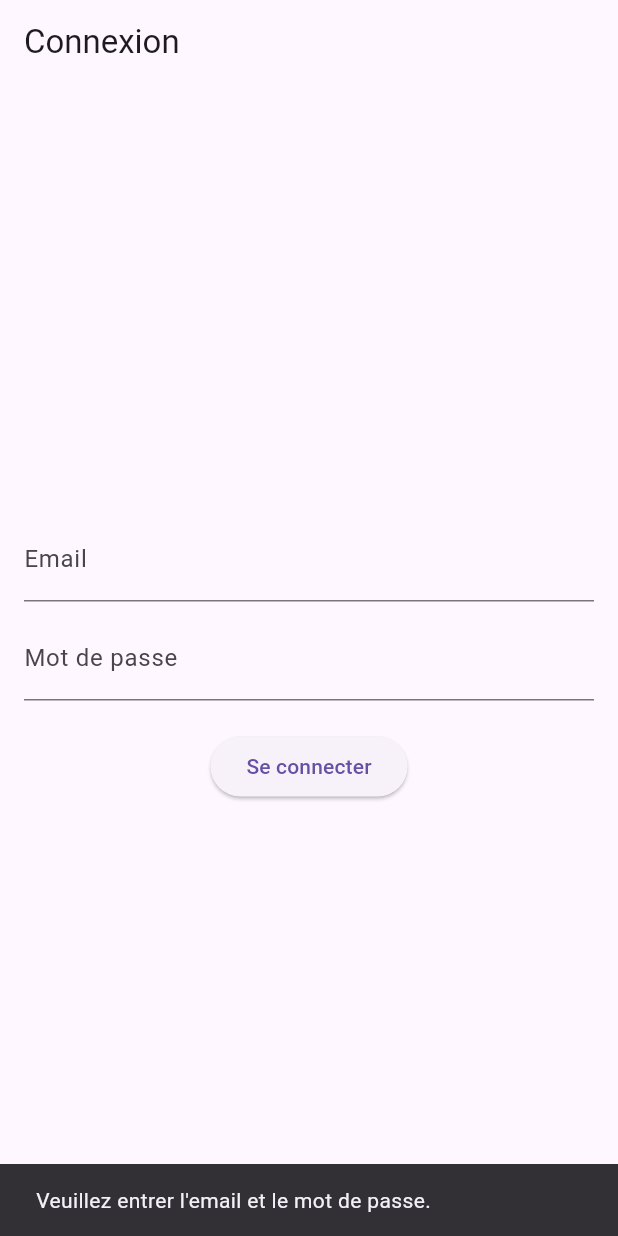
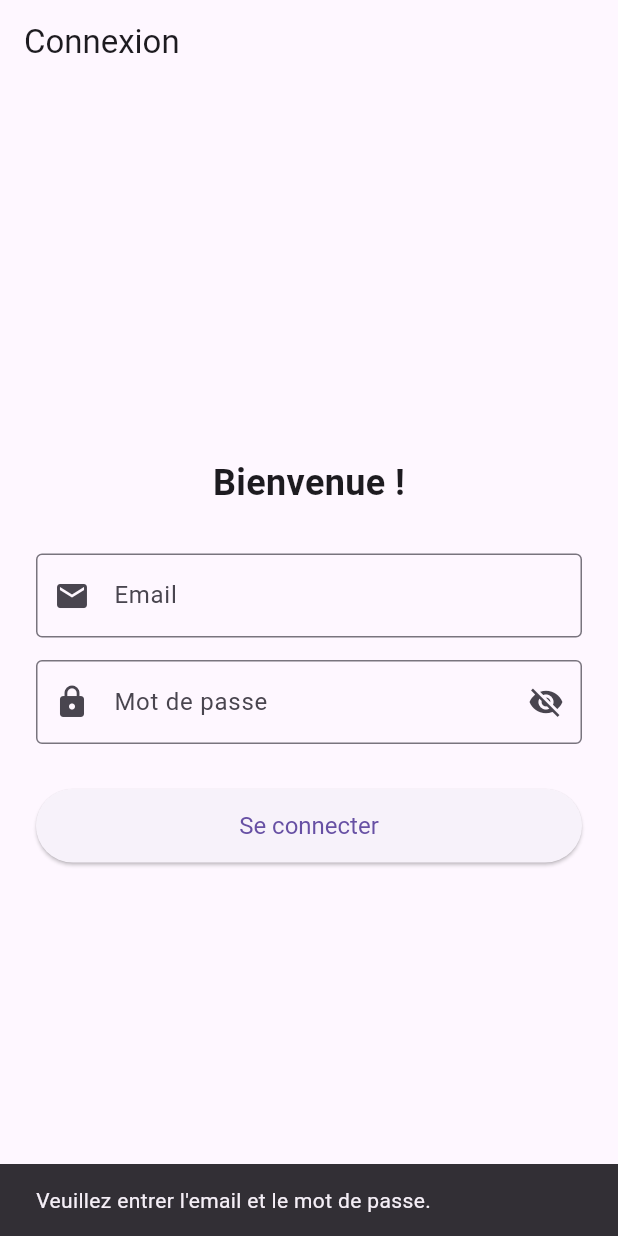
Before and after one commit to Xyrtiel/Application_Flutter_Test, a Flutter app: the screen it shows after launch, after a tap on "Se connecter", on a phone screen of 412 x 824 dp. Run offline on Flutter 3.47's test engine with Material 3 defaults, Android fonts, the phone set to English and light mode, and no system bars; our stand-ins replace firebase_auth, firebase_core, flutter_local_notifications, table_calendar, timezone; missing offline and left inert: firebase_app_check; accounts and stored records are empty.

```diff
--- a/lib/auth/login.dart
+++ b/lib/auth/login.dart
@@ -4,13 +4,14 @@ import 'dart:async';
 import 'package:flutter/material.dart';
 import 'package:flutter/services.dart';
 import 'package:flutter_application_test/pigeon_api.dart';
+import '../screens/homepage.dart'; // <--- AJOUTÉ : Importation de Homepage
 
 // Le State reste associé au StatefulWidget
-class _LoginState extends State<LoginScreen> { // <--- MODIFIÉ ICI
-  // ... (le reste du code de _LoginState reste identique) ...
+class _LoginState extends State<LoginScreen> {
   final TextEditingController _emailController = TextEditingController();
   final TextEditingController _passwordController = TextEditingController();
   bool _isLoading = false;
+  bool _obscurePassword = true; // <--- AJOUTÉ : Pour masquer/afficher le mdp
   final HostApi _hostApi = HostApi();
 
   @override
@@ -40,6 +41,7 @@ class _LoginState extends State<LoginScreen> { // <--- MODIFIÉ ICI
       return;
     }
 
+    // Vérifie 'mounted' avant setState pour éviter les erreurs si le widget est retiré pendant une opération
     if (mounted) {
       setState(() {
         _isLoading = true;
@@ -54,13 +56,14 @@ class _LoginState extends State<LoginScreen> { // <--- MODIFIÉ ICI
       print('>>> Pigeon Result Value: $result');
       PigeonUserDetails? userDetails;
 
+      // --- Logique de décodage du résultat Pigeon (inchangée) ---
       if (result is PigeonUserDetails) {
         userDetails = result;
         print('>>> Direct UserDetails received.');
-        }
-        else if (result is List) {
+      } else if (result is List) {
         if (result.isNotEmpty && result[0] != null) {
           try {
+            // Assumant que PigeonUserDetails.decode existe et fonctionne comme prévu
             userDetails = PigeonUserDetails.decode(result[0]!);
             print('>>> Decoded UserDetails from List[0].');
           } catch (decodeError, stackTrace) {
@@ -72,27 +75,39 @@ class _LoginState extends State<LoginScreen> { // <--- MODIFIÉ ICI
           print('>>> Pigeon result List was empty or first element was null.');
           _showError('Erreur lors de la connexion: réponse invalide reçue.');
         }
-        }
-        else if (result == null) {
+      } else if (result == null) {
         print('>>> Pigeon returned null.');
         _showError('Email ou mot de passe incorrect.');
-        }
-        else {
+      } else {
         print('>>> Unexpected Pigeon result format: ${result.runtimeType}');
         _showError('Erreur lors de la connexion: format de réponse inattendu.');
       }
+      // --- Fin de la logique de décodage ---
 
+
+      // --- NAVIGATION SI SUCCÈS ---
       if (userDetails != null) {
         print('>>> Connexion réussie! UID: ${userDetails.uid}, Email: ${userDetails.email}');
+        // Vérifie si le widget est toujours monté AVANT de naviguer
+        if (mounted) {
+          Navigator.of(context).pushReplacement( // Remplace l'écran actuel
+            MaterialPageRoute(builder: (context) => const Homepage()),
+          );
         }
+      }
+      // --- FIN NAVIGATION ---
 
     } on PlatformException catch (e, s) {
       print('>>> PlatformException during signIn call: ${e.code} - ${e.message}');
       print('>>> Stacktrace: $s');
       String errorMessage = e.message ?? 'Une erreur de plateforme est survenue.';
-        if (e.code == 'firebase_auth/invalid-credential' || e.code.contains('ERROR_WRONG_PASSWORD') || e.code.contains('ERROR_USER_NOT_FOUND')) {
+      // Amélioration de la gestion des erreurs communes de Firebase Auth via PlatformException
+      if (e.code == 'firebase_auth/invalid-credential' ||
+          e.code.contains('ERROR_WRONG_PASSWORD') ||
+          e.code.contains('ERROR_USER_NOT_FOUND') ||
+          e.code.contains('invalid-credential')) { // Code plus générique parfois utilisé
         errorMessage = 'Email ou mot de passe incorrect.';
-        } else if (e.code.contains('network-error')) {
+      } else if (e.code.contains('network-error') || e.code.contains('network_error')) {
         errorMessage = 'Erreur réseau. Vérifiez votre connexion.';
       }
       _showError(errorMessage);
@@ -103,6 +118,7 @@ class _LoginState extends State<LoginScreen> { // <--- MODIFIÉ ICI
       _showError('Une erreur inattendue est survenue: $e');
 
     } finally {
+      // Vérifie 'mounted' avant setState
       if (mounted) {
         setState(() {
           _isLoading = false;
@@ -117,30 +133,67 @@ class _LoginState extends State<LoginScreen> { // <--- MODIFIÉ ICI
     print('=== BUILD LOGIN ===');
     return Scaffold(
       appBar: AppBar(title: const Text('Connexion')),
-        body: Padding(
-          padding: const EdgeInsets.all(16.0),
+      body: Center( // Centre le contenu verticalement et horizontalement
+        child: SingleChildScrollView( // Permet le défilement si le clavier masque les champs
+           padding: const EdgeInsets.all(24.0), // Augmente un peu le padding
            child: Column(
             mainAxisAlignment: MainAxisAlignment.center,
+            crossAxisAlignment: CrossAxisAlignment.stretch, // Étire les éléments enfants horizontalement
             children: [
+              const Text( // Ajout d'un titre
+                'Bienvenue !',
+                style: TextStyle(fontSize: 24, fontWeight: FontWeight.bold),
+                textAlign: TextAlign.center,
+              ),
+              const SizedBox(height: 30),
               TextField(
                 controller: _emailController,
-                decoration: const InputDecoration(labelText: 'Email'),
+                decoration: const InputDecoration(
+                  labelText: 'Email',
+                  prefixIcon: Icon(Icons.email), // Ajout d'une icône
+                  border: OutlineInputBorder(),
+                ),
                 keyboardType: TextInputType.emailAddress,
               ),
-              const SizedBox(height: 10),
+              const SizedBox(height: 15),
               TextField(
                 controller: _passwordController,
-                decoration: const InputDecoration(labelText: 'Mot de passe'),
-                obscureText: true,
+                decoration: InputDecoration( // Utilise InputDecoration pour le suffixIcon
+                  labelText: 'Mot de passe',
+                  prefixIcon: const Icon(Icons.lock), // Ajout d'une icône
+                  border: const OutlineInputBorder(),
+                  suffixIcon: IconButton( // <--- AJOUTÉ : Bouton pour voir/cacher mdp
+                    icon: Icon(
+                      _obscurePassword ? Icons.visibility_off : Icons.visibility,
                     ),
-              const SizedBox(height: 20),
+                    onPressed: () {
+                      setState(() {
+                        _obscurePassword = !_obscurePassword;
+                      });
+                    },
+                  ),
+                ),
+                obscureText: _obscurePassword, // <--- AJOUTÉ : Utilise la variable d'état
+              ),
+              const SizedBox(height: 30),
               _isLoading
-                  ? const CircularProgressIndicator()
+                  ? const Center(child: CircularProgressIndicator()) // Centre l'indicateur
                   : ElevatedButton(
-                      onPressed: signIn,
+                      style: ElevatedButton.styleFrom( // Style pour un bouton plus large
+                        padding: const EdgeInsets.symmetric(vertical: 15),
+                        textStyle: const TextStyle(fontSize: 16),
+                      ),
+                      onPressed: signIn, // Ne pas mettre '()' ici
                       child: const Text('Se connecter'),
                     ),
+              // Optionnel: Ajouter un bouton pour l'inscription ou mot de passe oublié
+              // const SizedBox(height: 20),
+              // TextButton(
+              //   onPressed: () { /* Naviguer vers l'écran d'inscription */ },
+              //   child: const Text('Pas encore de compte ? S\'inscrire'),
+              // ),
             ],
+          ),
         ),
       ),
     );
@@ -148,9 +201,9 @@ class _LoginState extends State<LoginScreen> { // <--- MODIFIÉ ICI
 }
 
 // Le StatefulWidget utilise maintenant le nom correct
-class LoginScreen extends StatefulWidget { // <--- MODIFIÉ ICI
+class LoginScreen extends StatefulWidget {
   const LoginScreen({super.key});
 
   @override
-  State<LoginScreen> createState() => _LoginState(); // <--- MODIFIÉ ICI
+  State<LoginScreen> createState() => _LoginState();
 }
```
Lines whose indentation alone changed are shown as unchanged.
